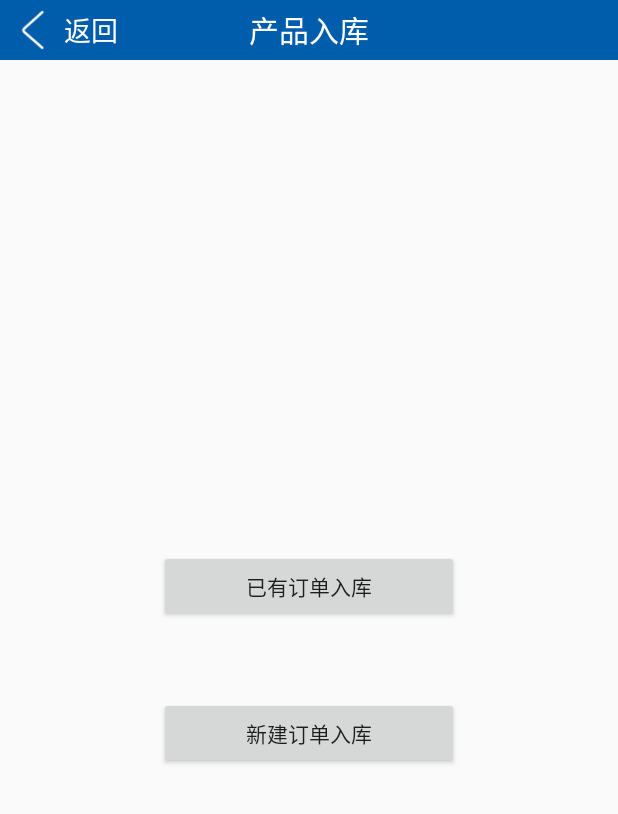
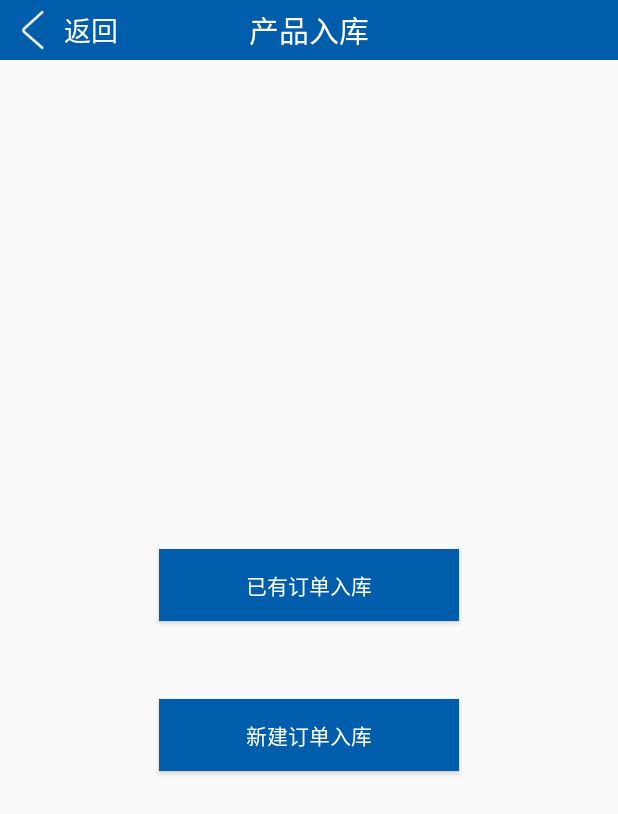
Before and after one commit to Superingxz/Q8, an Android app: the InLibraryActivity screen opened directly, with no data from a screen before it, on a phone screen of 412 x 824 dp. Shown: the top 814 px of the screen. Run offline under Robolectric (Android 15) with nearby library versions, the phone set to English and light mode, and no system bars; our stand-ins replace ButterKnife.

Commit message:
界面优化

```diff
--- a/app/src/main/res/layout/activity_abolish_code.xml
+++ b/app/src/main/res/layout/activity_abolish_code.xml
@@ -57,6 +57,7 @@
 
                         <Button
                             android:id="@+id/add"
+                            style="@style/ButtonStyle"
                             android:layout_width="wrap_content"
                             android:layout_height="wrap_content"
                             android:text="添加" />
@@ -121,7 +122,7 @@
                     android:id="@+id/count"
                     android:layout_width="wrap_content"
                     android:layout_height="50dp"
-                    android:text="已扫描X条" />
+                    android:text="" />
 
                 <View
                     android:layout_width="match_parent"
@@ -130,12 +131,15 @@
 
                 <Button
                     android:id="@+id/scanywm"
+                    style="@style/ButtonStyle"
+
                     android:layout_width="match_parent"
                     android:layout_height="wrap_content"
                     android:text="扫描" />
 
                 <Button
                     android:id="@+id/upload"
+                    style="@style/ButtonStyle"
                     android:layout_width="match_parent"
                     android:layout_height="wrap_content"
                     android:text="作废" />
--- a/app/src/main/res/layout/activity_detail.xml
+++ b/app/src/main/res/layout/activity_detail.xml
@@ -95,9 +95,13 @@
             </ListView>
         </LinearLayout>
     </LinearLayout>
+
     <Button
         android:id="@+id/commit"
+        style="@style/ButtonStyle"
         android:layout_width="match_parent"
         android:layout_height="wrap_content"
+        android:layout_marginLeft="5dp"
+        android:layout_marginRight="5dp"
         android:text="确定完成" />
 </LinearLayout>
--- a/app/src/main/res/layout/activity_fast_new_out_invoice.xml
+++ b/app/src/main/res/layout/activity_fast_new_out_invoice.xml
@@ -78,6 +78,7 @@
 
                     <Button
                         android:id="@+id/btnQueryCompany"
+                        style="@style/ButtonStyle"
                         android:layout_width="wrap_content"
                         android:layout_height="match_parent"
                         android:text="查询" />
@@ -136,6 +137,7 @@
 
                     <Button
                         android:id="@+id/saveBatch"
+                        style="@style/ButtonStyle"
                         android:layout_width="wrap_content"
                         android:layout_height="match_parent"
                         android:text="保存" />
@@ -221,18 +223,21 @@
 
                 <Button
                     android:id="@+id/scanywm"
+                    style="@style/ButtonStyle"
                     android:layout_width="match_parent"
                     android:layout_height="wrap_content"
                     android:text="扫描" />
 
                 <Button
                     android:id="@+id/upload"
+                    style="@style/ButtonStyle"
                     android:layout_width="match_parent"
                     android:layout_height="wrap_content"
                     android:text="上传" />
 
                 <Button
                     android:id="@+id/commit"
+                    style="@style/ButtonStyle"
                     android:layout_width="match_parent"
                     android:layout_height="wrap_content"
                     android:text="完成" />
--- a/app/src/main/res/layout/activity_in_library.xml
+++ b/app/src/main/res/layout/activity_in_library.xml
@@ -17,6 +17,7 @@
         >
         <Button
             android:id="@+id/btnOrderIn"
+            style="@style/ButtonStyle"
             android:layout_width="200dp"
             android:layout_height="wrap_content"
             android:text="已有订单入库"
@@ -24,6 +25,7 @@
 
         <Button
             android:id="@+id/btnNewOrder"
+            style="@style/ButtonStyle"
             android:layout_marginTop="50dp"
             android:layout_width="200dp"
             android:layout_height="wrap_content"
--- a/app/src/main/res/layout/activity_new_in_invoice.xml
+++ b/app/src/main/res/layout/activity_new_in_invoice.xml
@@ -73,6 +73,7 @@
 
             <Button
                 android:id="@+id/queryName"
+                style="@style/ButtonStyle"
                 android:layout_width="wrap_content"
                 android:layout_height="match_parent"
                 android:text="查询" />
@@ -98,6 +99,7 @@
 
             <Button
                 android:id="@+id/saveBatch"
+                style="@style/ButtonStyle"
                 android:layout_width="wrap_content"
                 android:layout_height="match_parent"
                 android:text="保存" />
@@ -169,6 +171,7 @@
 
             <Button
                 android:id="@+id/saveNnit"
+                style="@style/ButtonStyle"
                 android:layout_width="wrap_content"
                 android:layout_height="match_parent"
                 android:text="保存" />
@@ -194,6 +197,7 @@
 
     <Button
         android:id="@+id/commit"
+        style="@style/ButtonStyle"
         android:layout_width="match_parent"
         android:layout_height="wrap_content"
         android:text="确定完成" />
--- a/app/src/main/res/layout/activity_old_in_invoice.xml
+++ b/app/src/main/res/layout/activity_old_in_invoice.xml
@@ -31,13 +31,13 @@
             android:paddingLeft="@dimen/common_padding5"
             android:paddingRight="@dimen/common_padding5"
             aaron:fieldEnabled="true"
-            aaron:fieldTitle="查询订单："
-            aaron:fieldHint="查找单号"
+            aaron:fieldHint="查找的单号"
             aaron:fieldType="String" >
         </com.mview.medittext.view.QpadEditText>
 
         <Button
             android:id="@+id/query"
+            style="@style/ButtonStyle"
             android:layout_width="wrap_content"
             android:layout_height="match_parent"
             android:text="查询" />
@@ -175,6 +175,7 @@
 
     <Button
         android:id="@+id/commit"
+        style="@style/ButtonStyle"
         android:layout_width="match_parent"
         android:layout_height="wrap_content"
         android:text="确定完成"
--- a/app/src/main/res/layout/activity_out_library.xml
+++ b/app/src/main/res/layout/activity_out_library.xml
@@ -17,6 +17,7 @@
         >
         <Button
             android:id="@+id/btnOrderOut"
+            style="@style/ButtonStyle"
             android:layout_width="200dp"
             android:layout_height="wrap_content"
             android:text="已有订单出库"
@@ -24,6 +25,7 @@
 
         <Button
             android:id="@+id/btnNewOrderOut"
+            style="@style/ButtonStyle"
             android:layout_marginTop="50dp"
             android:layout_width="200dp"
             android:layout_height="wrap_content"
--- a/app/src/main/res/layout/activity_replace.xml
+++ b/app/src/main/res/layout/activity_replace.xml
@@ -163,14 +163,16 @@
 
         <Button
             android:id="@+id/scanywm"
+            style="@style/ButtonStyle"
             android:layout_width="match_parent"
-            android:layout_height="wrap_content"
+            android:layout_height="40dp"
             android:text="扫描" />
 
         <Button
             android:id="@+id/replace"
+            style="@style/ButtonStyle"
             android:layout_width="match_parent"
-            android:layout_height="wrap_content"
+            android:layout_height="40dp"
             android:text="替换" />
     </LinearLayout>
 </LinearLayout>
--- a/app/src/main/res/layout/activity_return_goods.xml
+++ b/app/src/main/res/layout/activity_return_goods.xml
@@ -99,12 +99,14 @@
 
                 <Button
                     android:id="@+id/scanywm"
+                    style="@style/ButtonStyle"
                     android:layout_width="match_parent"
                     android:layout_height="wrap_content"
                     android:text="扫描" />
 
                 <Button
                     android:id="@+id/upload"
+                    style="@style/ButtonStyle"
                     android:layout_width="match_parent"
                     android:layout_height="wrap_content"
                     android:text="退货" />
--- a/app/src/main/res/values/styles.xml
+++ b/app/src/main/res/values/styles.xml
@@ -20,4 +20,18 @@
         <item name="android:textColor">@color/black</item>
     </style>
 
+    <style name="ButtonStyle" >
+        <item name="android:background">#005dab</item>
+        <item name="android:textColor">#ffffffff</item>
+        <item name="android:layout_marginTop">2dp</item>
+        <item name="android:layout_marginBottom">2dp</item>
+        <item name="android:layout_marginLeft">2dp</item>
+        <item name="android:layout_marginRight">2dp</item>
+    </style>
+
+    <style name="ButtonStyle2" >
+        <item name="android:background">#005dab</item>
+        <item name="android:textColor">#ffffffff</item>
+    </style>
+
 </resources>
```
Also changed, not shown: app/src/main/res/layout/activity_fast_out_library.xml (+5 -3 lines), app/src/main/res/layout/activity_new_out_invoice.xml (+5 -2 lines), app/src/main/res/layout/activity_old_out_invoice.xml (+10 -7 lines), app/src/main/res/layout/activity_scan.xml (+6 -5 lines).
